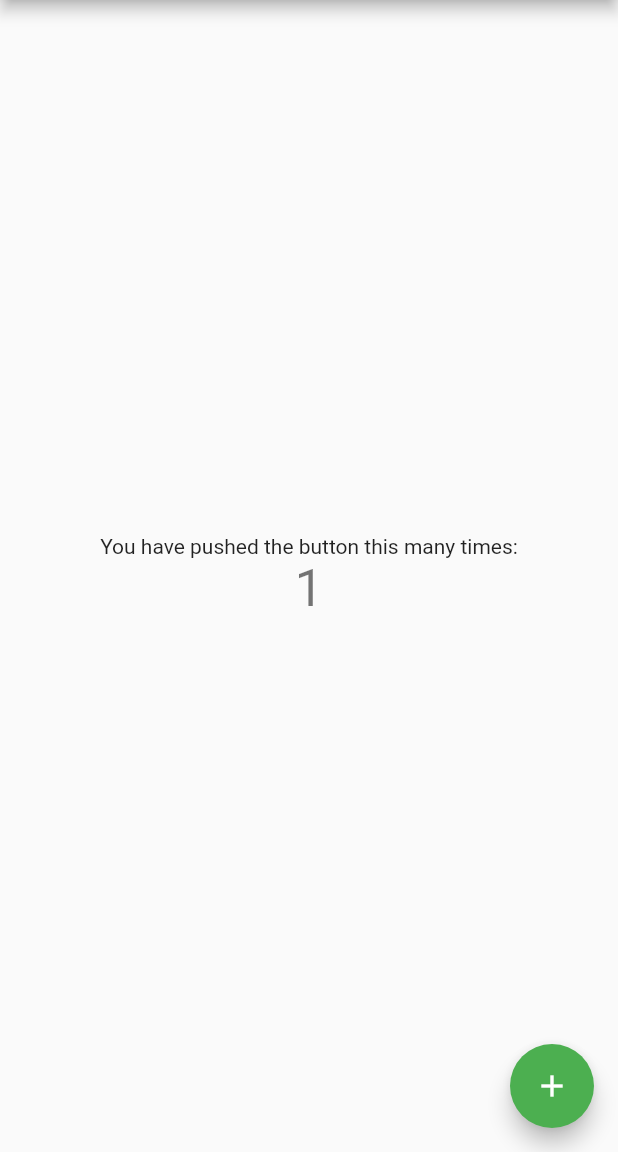
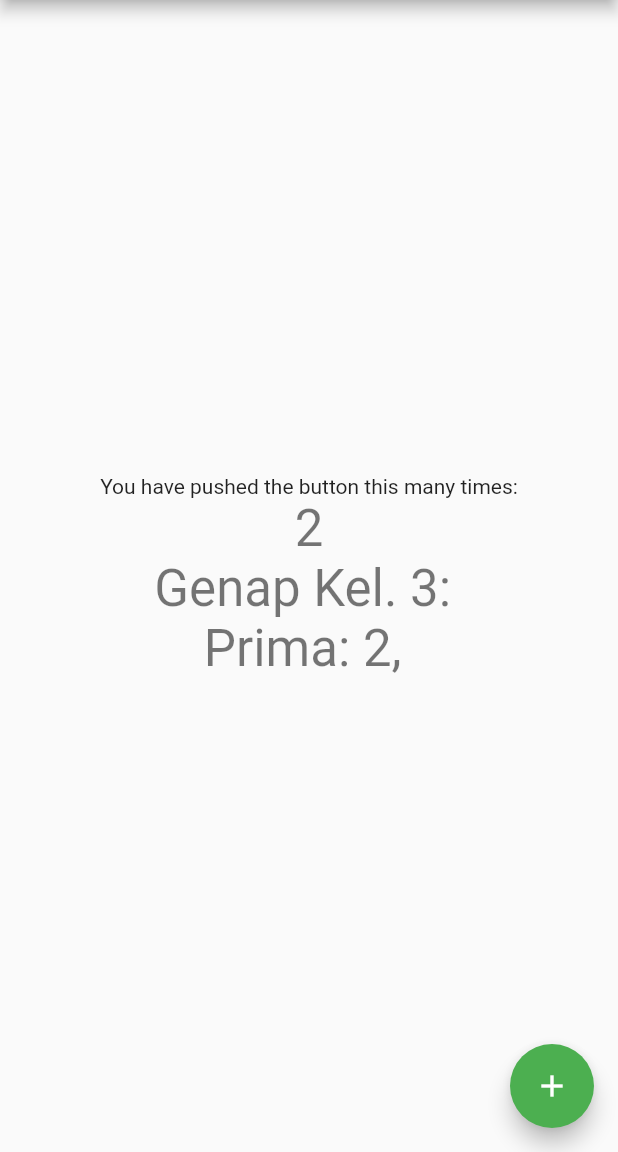
Before and after one commit to waridunnafis/hello_world, a Flutter app: the screen it shows after launch, after a tap on the "add" icon, on a phone screen of 412 x 824 dp, the part 84-1236 px from its top. Run offline on Flutter 3.47's test engine with Material 2 defaults, Android fonts, the phone set to English and light mode, and no system bars.

Commit message:
Update Latihan dan tugas

```diff
--- a/lib/main.dart
+++ b/lib/main.dart
@@ -48,7 +48,9 @@ class MyHomePage extends StatefulWidget {
 }
 
 class _MyHomePageState extends State<MyHomePage> {
-  int _counter = 0;
+  int _counter = 1;
+  String text = 'Genap Kel. 3: ';
+  String text2 = 'Prima: ';
 
   void _incrementCounter() {
     setState(() {
@@ -58,6 +60,30 @@ class _MyHomePageState extends State<MyHomePage> {
       // _counter without calling setState(), then the build method would not be
       // called again, and so nothing would appear to happen.
       _counter++;
+
+      if(_counter>30){
+        _counter=1;
+        text = 'Genap Kel. 3: ';
+        text2 = 'Prima: ';
+      }
+
+      // latihan
+
+      if(_counter%2==0 && _counter%3==0){
+        text+='${_counter}, ';
+      }
+
+      //  tugas
+      int pembagi = 0;
+      for(int i = 1; i <= _counter; i++){
+        if(_counter%i == 0){
+          pembagi++;
+        }
+      }
+
+      if(pembagi==2){
+        text2+='${_counter}, ';
+      }
     });
   }
 
@@ -102,6 +128,14 @@ class _MyHomePageState extends State<MyHomePage> {
               '$_counter',
               style: Theme.of(context).textTheme.headline4,
             ),
+            Text(
+              text,
+              style: Theme.of(context).textTheme.headline4,
+            ),
+            Text(
+              text2,
+              style: Theme.of(context).textTheme.headline4,
+            ),
           ],
         ),
       ),
```
